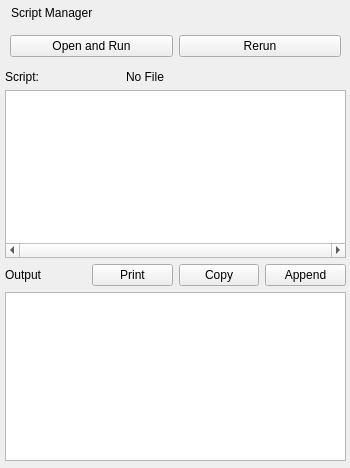
Qt form acq4/analysis/modules/PSPReversal/scriptTemplate.ui (acq4/acq4) before a commit.
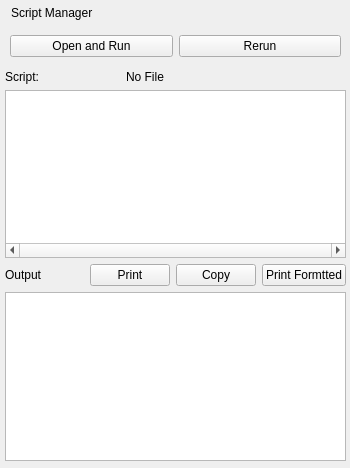
The same form after that commit.

Commit message: Multiple updates and restructuring of parameter handline for analysis. Still has differences between gui-based and script-based analysis.

Diff of the .ui file:
```diff
--- a/acq4/analysis/modules/PSPReversal/scriptTemplate.ui
+++ b/acq4/analysis/modules/PSPReversal/scriptTemplate.ui
@@ -133,7 +133,7 @@
       <item>
        <widget class="QPushButton" name="PSPReversal_ScriptAppend_Btn">
         <property name="text">
-         <string>Append</string>
+         <string>Print Formtted</string>
         </property>
        </widget>
       </item>
```
Left out of the diff: 2 changed lines with no effect on the pictures. The commit also changes 1 other file.
